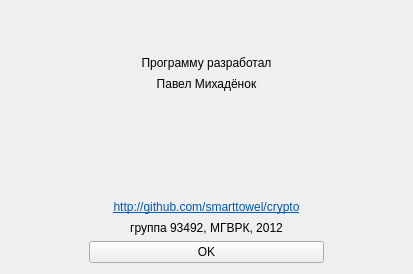
This is aboutdialog.ui in smarttowel/crypto as Qt 5 draws it before an edit. The edited form follows.
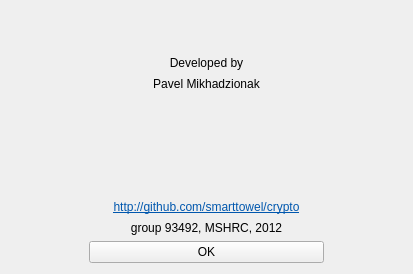
This is the edited form.

The edit to the form file:
```diff
--- a/aboutdialog.ui
+++ b/aboutdialog.ui
@@ -32,7 +32,7 @@
      <item>
       <widget class="QLabel" name="label">
        <property name="text">
-        <string>Программу разработал</string>
+        <string>Developed by</string>
        </property>
        <property name="alignment">
         <set>Qt::AlignCenter</set>
@@ -42,7 +42,7 @@
      <item>
       <widget class="QLabel" name="label_2">
        <property name="text">
-        <string>Павел Михадёнок</string>
+        <string>Pavel Mikhadzionak</string>
        </property>
        <property name="alignment">
         <set>Qt::AlignCenter</set>
@@ -78,7 +78,7 @@
      <item>
       <widget class="QLabel" name="label_4">
        <property name="text">
-        <string>группа 93492, МГВРК, 2012</string>
+        <string>group 93492, MSHRC, 2012</string>
        </property>
        <property name="alignment">
         <set>Qt::AlignCenter</set>
```
Left out of the diff: 2 changed lines with no effect on the pictures.
